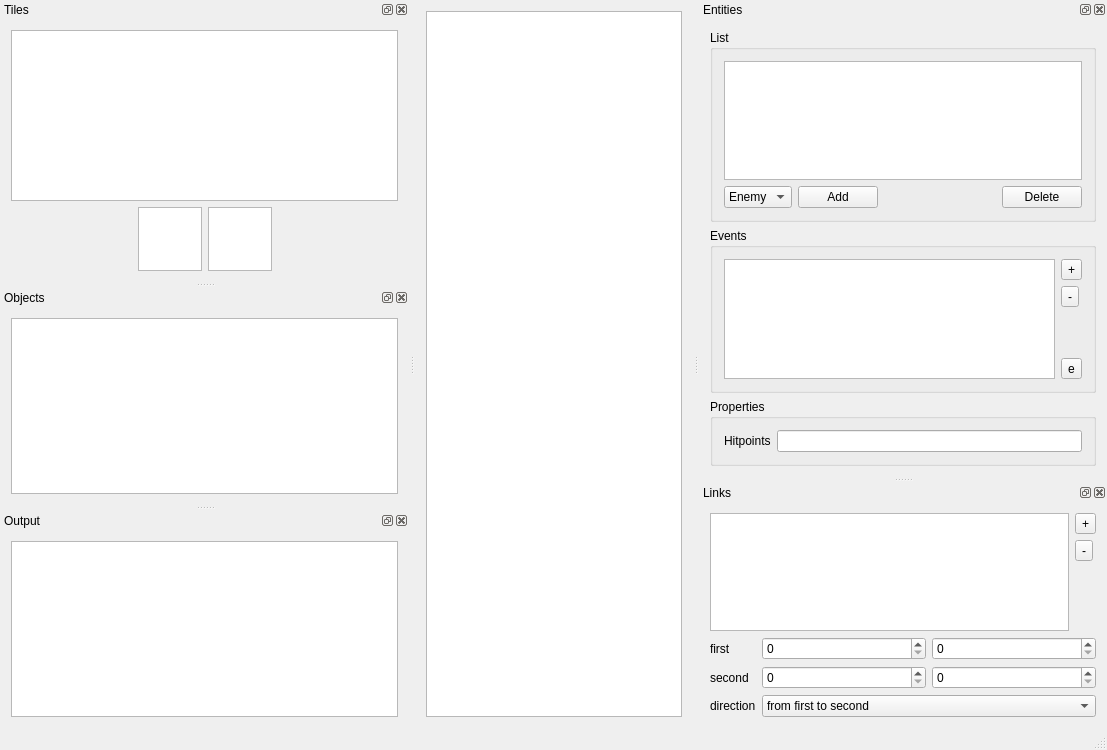
The window that mainwindow.ui (ChWick/Mencus-Map-Editor) describes before a commit, drawn with Qt 5.
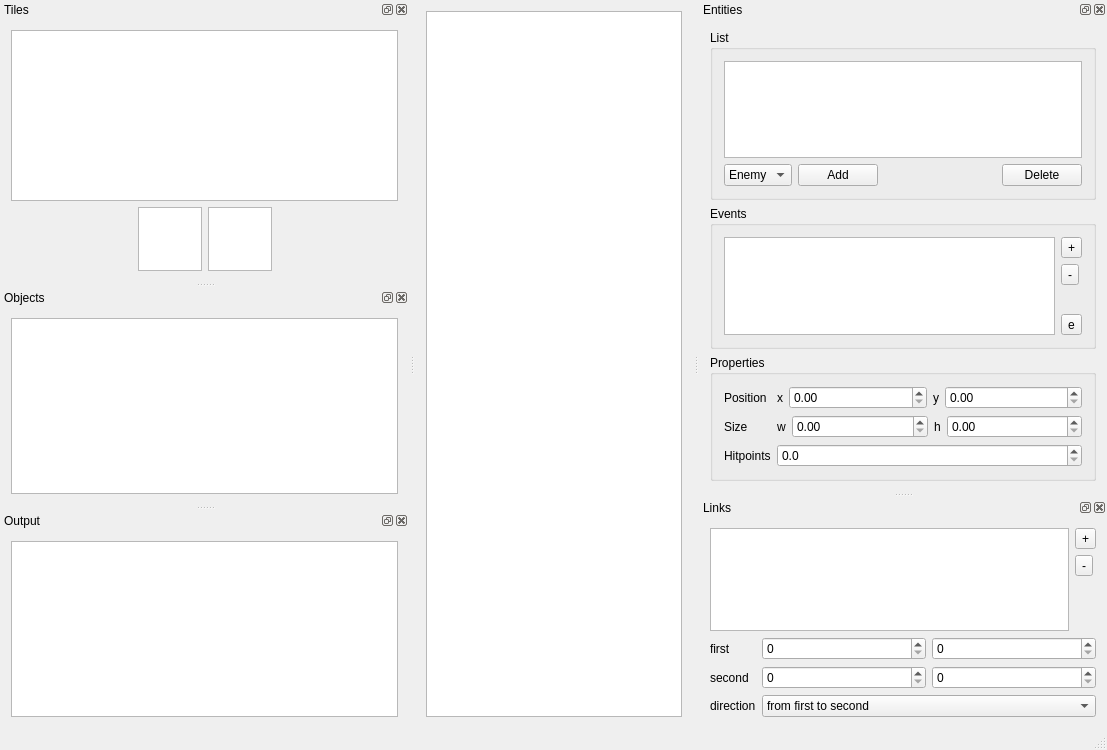
The same window after the commit. Custom widgets are drawn as their Qt base class.

Commit message: added spin boxes for position and size

What changed in the file:
```diff
--- a/mainwindow.ui
+++ b/mainwindow.ui
@@ -171,15 +171,93 @@
         <string>Properties</string>
        </property>
        <layout class="QFormLayout" name="formLayout_2">
-        <item row="0" column="0">
+        <item row="2" column="0">
          <widget class="QLabel" name="hitpointsLabel">
           <property name="text">
            <string>Hitpoints</string>
           </property>
          </widget>
         </item>
+        <item row="1" column="0">
+         <widget class="QLabel" name="sizeLabel">
+          <property name="text">
+           <string>Size</string>
+          </property>
+         </widget>
+        </item>
+        <item row="1" column="1">
+         <layout class="QHBoxLayout" name="sizeLayout" stretch="0,1,0,1">
+          <item>
+           <widget class="QLabel" name="widthLabel">
+            <property name="text">
+             <string>w</string>
+            </property>
+           </widget>
+          </item>
+          <item>
+           <widget class="QDoubleSpinBox" name="widthSpinBox"/>
+          </item>
+          <item>
+           <widget class="QLabel" name="heightLabel">
+            <property name="text">
+             <string>h</string>
+            </property>
+           </widget>
+          </item>
+          <item>
+           <widget class="QDoubleSpinBox" name="heightSpinBox"/>
+          </item>
+         </layout>
+        </item>
+        <item row="0" column="0">
+         <widget class="QLabel" name="positionLabel">
+          <property name="text">
+           <string>Position</string>
+          </property>
+         </widget>
+        </item>
         <item row="0" column="1">
-         <widget class="QLineEdit" name="hitpointsLineEdit"/>
+         <layout class="QHBoxLayout" name="positionLayout" stretch="0,1,0,1">
+          <item>
+           <widget class="QLabel" name="xCoordLabel">
+            <property name="sizePolicy">
+             <sizepolicy hsizetype="Minimum" vsizetype="Preferred">
+              <horstretch>0</horstretch>
+              <verstretch>0</verstretch>
+             </sizepolicy>
+            </property>
+            <property name="text">
+             <string>x</string>
+            </property>
+           </widget>
+          </item>
+          <item>
+           <widget class="QDoubleSpinBox" name="xCoordSpinBox"/>
+          </item>
+          <item>
+           <widget class="QLabel" name="yCoordLabel">
+            <property name="text">
+             <string>y</string>
+            </property>
+           </widget>
+          </item>
+          <item>
+           <widget class="QDoubleSpinBox" name="yCoordSpinBox"/>
+          </item>
+         </layout>
+        </item>
+        <item row="2" column="1">
+         <widget class="QDoubleSpinBox" name="hitpointsSpinBox">
+          <property name="accelerated">
+           <bool>true</bool>
+          </property>
+          <property name="decimals">
+           <number>1</number>
+          </property>
+          <property name="maximum">
+           <double>10000.000000000000000</double>
+          </property>
+         </widget>
         </item>
        </layout>
       </widget>
```
Left out of the diff: 86 changed lines with no effect on the pictures. The commit also changes 2 other files.
